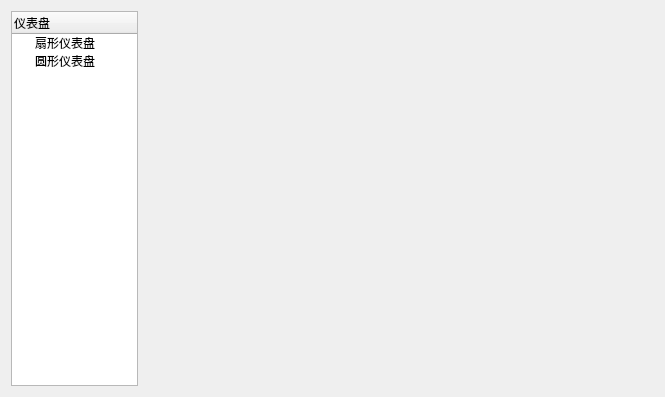
This is CustomWidgets/FormGallery.ui in SanXiaoXing/PyUtilDemos as Qt 5 draws it before an edit. The edited form follows.
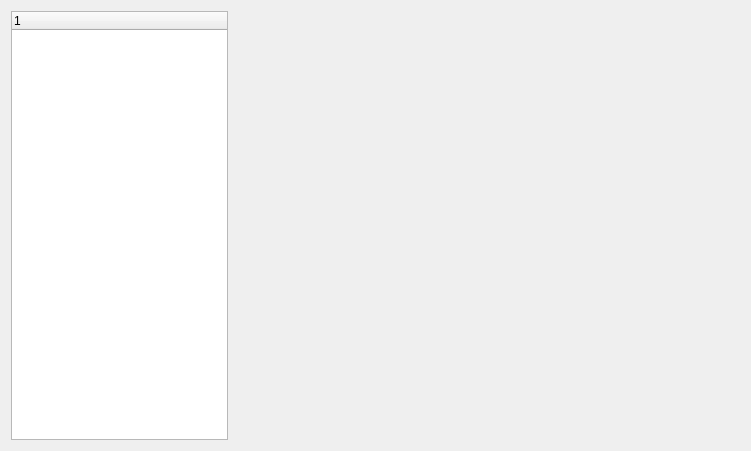
This is the edited form.

Commit message: feat(CustomWidgets): 更新了文件结构，移动配置文件生成UI也到自定义空间里，更新了Gallery以供展示

```diff
--- a/CustomWidgets/FormGallery.ui
+++ b/CustomWidgets/FormGallery.ui
@@ -6,31 +6,21 @@
    <rect>
     <x>0</x>
     <y>0</y>
-    <width>665</width>
-    <height>397</height>
+    <width>751</width>
+    <height>451</height>
    </rect>
   </property>
   <property name="windowTitle">
    <string>Form</string>
   </property>
-  <layout class="QHBoxLayout" name="horizontalLayout" stretch="2,8">
+  <layout class="QHBoxLayout" name="horizontalLayout" stretch="3,7">
    <item>
     <widget class="QTreeWidget" name="treeWidget">
      <column>
       <property name="text">
-       <string>仪表盘</string>
+       <string notr="true">1</string>
       </property>
      </column>
-     <item>
-      <property name="text">
-       <string>扇形仪表盘</string>
-      </property>
-     </item>
-     <item>
-      <property name="text">
-       <string>圆形仪表盘</string>
-      </property>
-     </item>
     </widget>
    </item>
    <item>
```
The commit also changes 11 other files.
